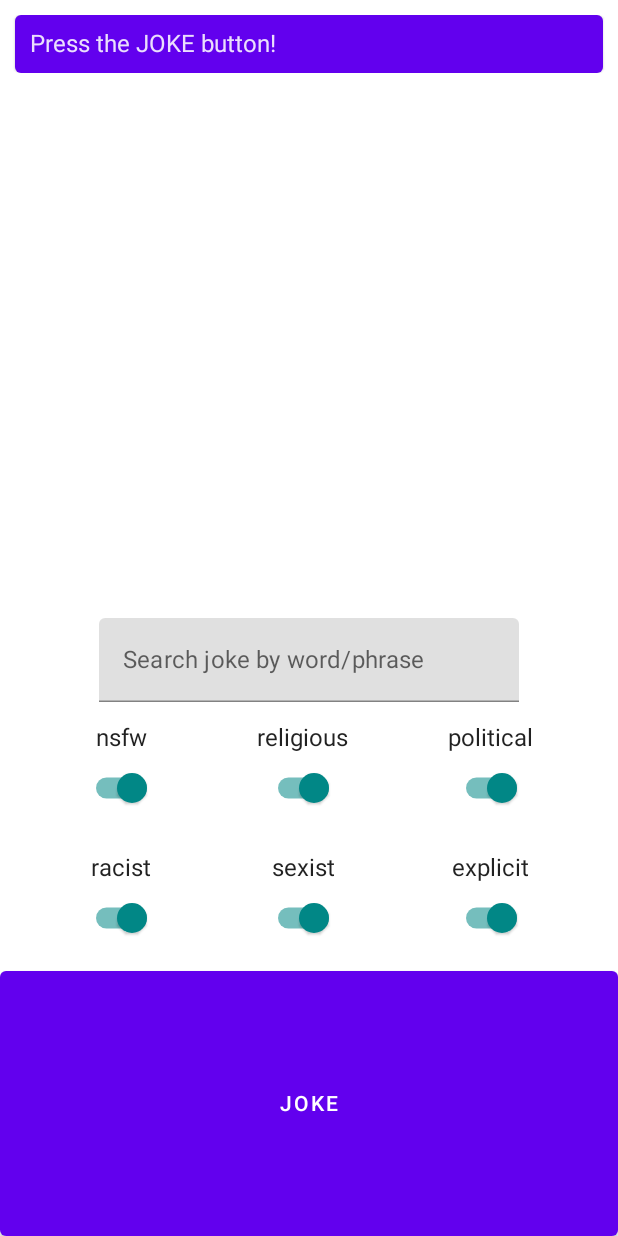
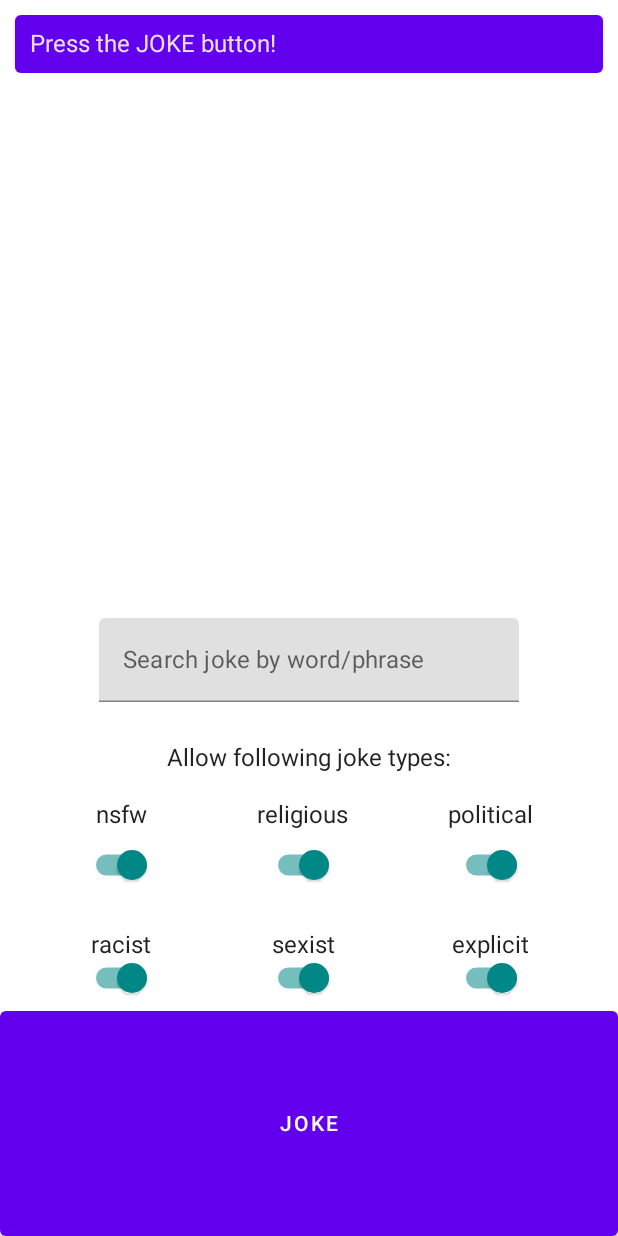
Before and after one commit to ArturHaavisto/joke-app, an Android app built with Jetpack Compose: the screen it shows after launch (MainActivity), on a phone screen of 412 x 824 dp. Run offline under Robolectric (Android 15) with nearby library versions, the phone set to English and light mode, and no system bars.

Commit message:
feat: add explaining text for switches

```diff
--- a/App/app/src/main/java/fi/tuni/tamk/tiko/haavisto/jokeapp/MainScreen.kt
+++ b/App/app/src/main/java/fi/tuni/tamk/tiko/haavisto/jokeapp/MainScreen.kt
@@ -56,7 +56,9 @@ fun MainScreen() {
                 ) {
                     val textState = remember { mutableStateOf(TextFieldValue()) }
                     Column(
-                        modifier = Modifier.weight(1f, true).fillMaxWidth(),
+                        modifier = Modifier
+                            .weight(2f, true)
+                            .fillMaxWidth(),
                         horizontalAlignment = Alignment.CenterHorizontally
                     ) {
                         TextField(
@@ -65,6 +67,17 @@ fun MainScreen() {
                             placeholder = {Text("Search joke by word/phrase")}
                         )
                     }
+
+                    Column(
+                        modifier = Modifier
+                            .fillMaxWidth()
+                            .weight(1f, true),
+                        horizontalAlignment = Alignment.CenterHorizontally,
+                        verticalArrangement = Arrangement.Center
+                    ) {
+                        Text("Allow following joke types:")
+                    }
+
                     val nsfwCheckedState = remember { mutableStateOf(true) }
                     val racistCheckedState = remember { mutableStateOf(true) }
                     val religiousCheckedState = remember { mutableStateOf(true) }
@@ -74,7 +87,7 @@ fun MainScreen() {
 
                     Row(
                         modifier = Modifier
-                            .weight(3f, true)
+                            .weight(4f, true)
                             .fillMaxWidth()
                             .fillMaxHeight(),
                         horizontalArrangement = Arrangement.SpaceEvenly,
@@ -172,7 +185,7 @@ fun MainScreen() {
                                 Pair("explicit", explicitCheckedState.value)),
                             input = textState.value.text) },
                         modifier = Modifier
-                            .weight(3f, true)
+                            .weight(4f, true)
                             .fillMaxWidth()
                     ) {
                         Text("JOKE")
```
